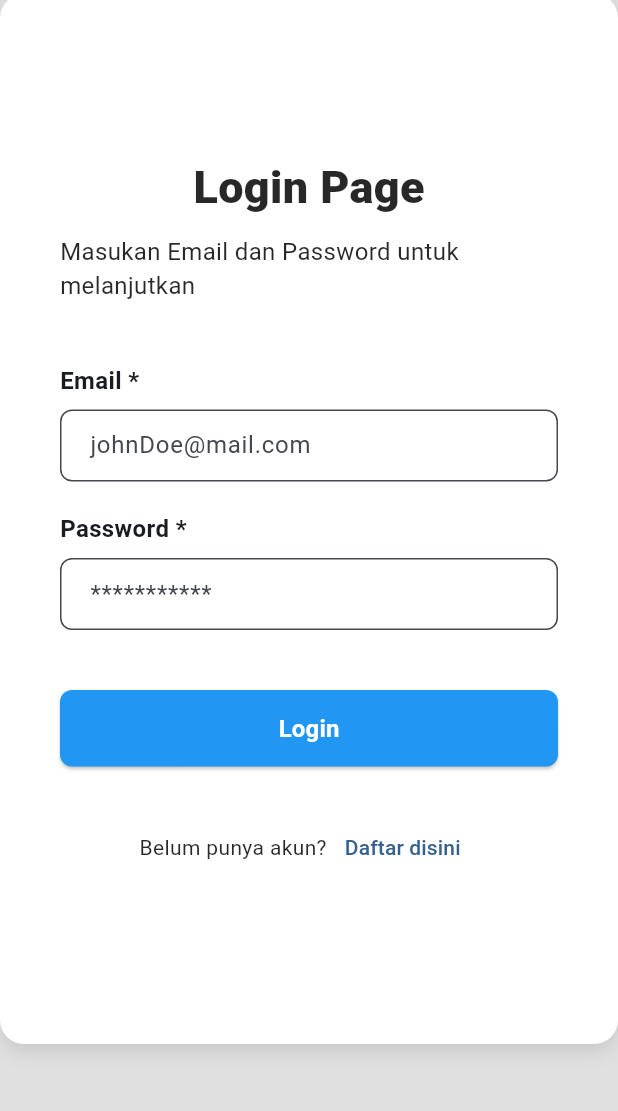
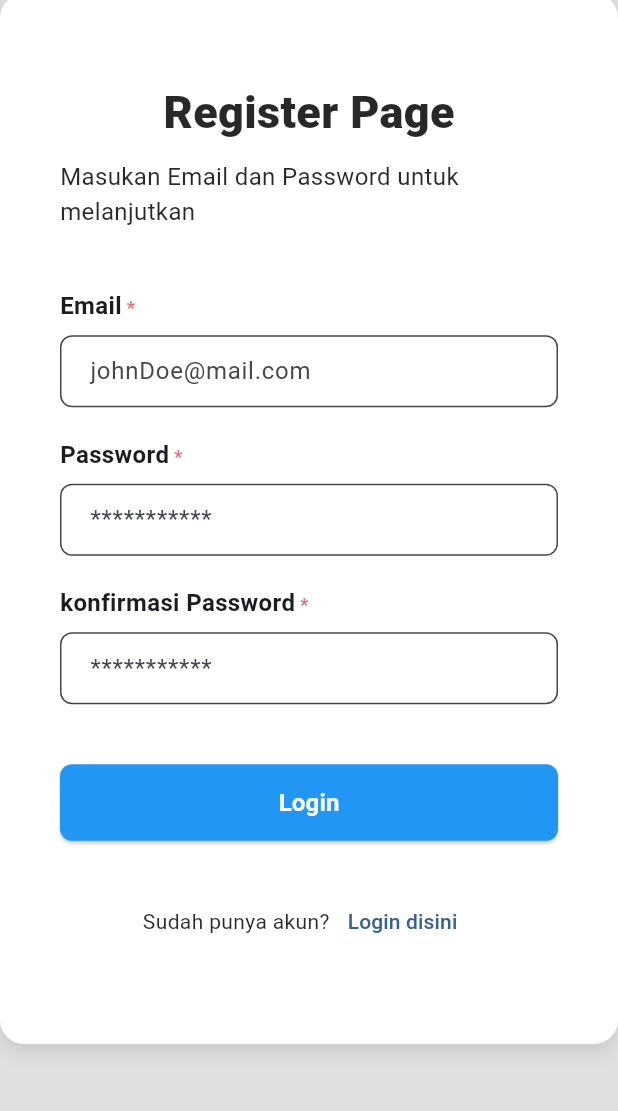
Before and after one commit to rizaldinata/fe_wisma_amal_gorontalo, a Flutter app: the screen it shows after launch, after a tap on "Daftar disini", on a phone screen of 412 x 824 dp, the part 99-1210 px from its top. Run offline on Flutter 3.47's test engine with Material 3 defaults, Android fonts, the light colour scheme and no system bars; our stand-ins replace go_router, google_fonts.

Commit message:
style(login):slicing ui register page

```diff
--- a/lib/core/navigation/go_router.dart
+++ b/lib/core/navigation/go_router.dart
@@ -1,13 +1,21 @@
 import 'package:flutter/material.dart';
 import 'package:frontend/core/constant/route_constant.dart';
-import 'package:frontend/presentation/pages/login/login_page.dart';
+import 'package:frontend/presentation/pages/auth/login_page.dart';
+import 'package:frontend/presentation/pages/auth/register_page.dart';
 import 'package:go_router/go_router.dart';
 
 class AppRouter {
   final GoRouter router = GoRouter(
     initialLocation: RouteConstant.login,
     routes: <RouteBase>[
-      GoRoute(path: RouteConstant.login, builder: (context, state) => LoginPage()),
+      GoRoute(
+        path: RouteConstant.login,
+        builder: (context, state) => LoginPage(),
+      ),
+      GoRoute(
+        path: RouteConstant.register,
+        builder: (context, state) => RegisterPage(),
+      ),
     ],
   );
 }
--- a/lib/core/navigation/routes.dart
+++ b/lib/core/navigation/routes.dart
@@ -1,6 +1,6 @@
 import 'package:flutter/material.dart';
 import 'package:frontend/core/constant/route_constant.dart';
-import 'package:frontend/presentation/pages/login/login_page.dart';
+import 'package:frontend/presentation/pages/auth/login_page.dart';
 
 class RouteGenerator {
   static Route<dynamic> generateRoute(RouteSettings settings) {
--- a/lib/presentation/pages/login/login_page.dart
+++ b/lib/presentation/pages/auth/login_page.dart
@@ -1,7 +1,9 @@
 import 'package:flutter/material.dart';
+import 'package:frontend/core/constant/route_constant.dart';
 import 'package:frontend/core/constant/style_constant.dart';
 import 'package:frontend/presentation/widget/button.dart';
 import 'package:frontend/presentation/widget/textform.dart';
+import 'package:go_router/go_router.dart';
 
 class LoginPage extends StatelessWidget {
   const LoginPage({super.key});
@@ -77,7 +79,6 @@ class LoginPage extends StatelessWidget {
                       title: 'Password',
                       hintText: '***********',
                       isRequired: true,
-                      keyboardType: TextInputType.emailAddress,
                     ),
                     SizedBox(height: 40),
 
@@ -91,7 +92,9 @@ class LoginPage extends StatelessWidget {
                           style: StyleConstant.customTextStyle,
                         ),
                         TextButton(
-                          onPressed: () {},
+                          onPressed: () {
+                            context.go(RouteConstant.register);
+                          },
                           child: Text('Daftar disini'),
                         ),
                       ],
--- /dev/null
+++ b/lib/presentation/pages/auth/register_page.dart
@@ -0,0 +1,123 @@
+import 'package:flutter/material.dart';
+import 'package:frontend/core/constant/route_constant.dart';
+import 'package:frontend/core/constant/style_constant.dart';
+import 'package:frontend/presentation/widget/button.dart';
+import 'package:frontend/presentation/widget/textform.dart';
+import 'package:go_router/go_router.dart';
+
+class RegisterPage extends StatelessWidget {
+  const RegisterPage({super.key});
+
+  @override
+  Widget build(BuildContext context) {
+    return Scaffold(
+      backgroundColor: Colors.grey.shade300,
+      body: Stack(
+        children: [
+          Align(
+            alignment: Alignment.topCenter,
+            child: Padding(
+              padding: const EdgeInsets.symmetric(vertical: 30, horizontal: 50),
+              child: Row(
+                children: [
+                  Text(
+                    'Wisma Amal',
+                    style: StyleConstant.customTextStyle.copyWith(
+                      fontSize: 25,
+                      fontWeight: FontWeight.bold,
+                    ),
+                  ),
+                ],
+              ),
+            ),
+          ),
+          Center(
+            child: ConstrainedBox(
+              constraints: BoxConstraints(maxWidth: 700),
+              child: Container(
+                padding: EdgeInsets.symmetric(vertical: 30, horizontal: 40),
+                decoration: BoxDecoration(
+                  color: Colors.white,
+                  borderRadius: BorderRadius.circular(16),
+                  boxShadow: [
+                    BoxShadow(
+                      color: Colors.black.withOpacity(0.1),
+                      blurRadius: 10,
+                      offset: Offset(0, 5),
+                    ),
+                  ],
+                ),
+                height: 700,
+                width: 600,
+                child: Column(
+                  mainAxisAlignment: MainAxisAlignment.center,
+                  children: [
+                    Text(
+                      'Register Page',
+                      style: StyleConstant.customTextStyle.copyWith(
+                        fontSize: 30,
+                        fontWeight: FontWeight.w900,
+                      ),
+                    ),
+                    SizedBox(height: 10),
+                    Text(
+                      'Masukan Email dan Password untuk melanjutkan',
+                      style: StyleConstant.customTextStyle.copyWith(
+                        fontSize: 16,
+                      ),
+                    ),
+                    // Spacer(),
+                    SizedBox(height: 40),
+                    CustomTextForm(
+                      title: 'Email',
+                      hintText: 'johnDoe@mail.com',
+                      isRequired: true,
+                      keyboardType: TextInputType.emailAddress,
+                    ),
+                    SizedBox(height: 20),
+                    CustomTextForm(
+                      title: 'Password',
+                      hintText: '***********',
+                      isRequired: true,
+                    ),
+                    SizedBox(height: 20),
+                    CustomTextForm(
+                      title: 'konfirmasi Password',
+                      hintText: '***********',
+                      isRequired: true,
+                    ),
+                    SizedBox(height: 40),
+
+                    BasicButton(
+                      onPressed: () {
+                        context.go(RouteConstant.login);
+                      },
+                      label: 'Login',
+                    ),
+                    SizedBox(height: 30),
+                    Row(
+                      mainAxisAlignment: MainAxisAlignment.center,
+                      children: [
+                        Text(
+                          'Sudah punya akun?',
+                          style: StyleConstant.customTextStyle,
+                        ),
+                        TextButton(
+                          onPressed: () {
+                            context.go(RouteConstant.login);
+                          },
+                          child: Text('Login disini'),
+                        ),
+                      ],
+                    ),
+                    // Spacer(),
+                  ],
+                ),
+              ),
+            ),
+          ),
+        ],
+      ),
+    );
+  }
+}
--- a/lib/presentation/widget/textform.dart
+++ b/lib/presentation/widget/textform.dart
@@ -26,9 +26,23 @@ class CustomTextForm extends StatelessWidget {
     return Column(
       crossAxisAlignment: CrossAxisAlignment.start,
       children: [
-        Text(
-          isRequired ? '$title *' : title,
-          style: TextStyle(fontWeight: FontWeight.bold, fontSize: 16),
+        Text.rich(
+          TextSpan(
+            text: title,
+            style: TextStyle(fontSize: 16, fontWeight: FontWeight.w600),
+
+            children: isRequired
+                ? [
+                    TextSpan(
+                      text: ' *',
+                      style: TextStyle(
+                        color: Colors.red.shade300,
+                        fontSize: 12,
+                      ),
+                    ),
+                  ]
+                : [],
+          ),
         ),
         SizedBox(height: 8),
         TextFormField(
```
